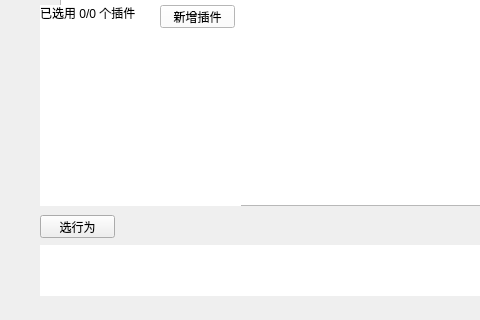
yuruotong1/autoMate, file pages/chat_page.ui: the form before one commit; both pictures show x 0 to 480 and y 358 to 678 of the 647 by 678 pixel window.
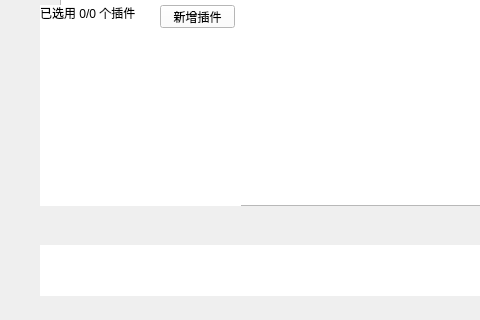
The form after the commit.

Commit message: 删除无关代码

Patch:
```diff
--- a/pages/chat_page.ui
+++ b/pages/chat_page.ui
@@ -40,19 +40,19 @@
      <string notr="true">border-radius: 30px</string>
     </property>
    </widget>
-   <widget class="QPushButton" name="select_action">
-    <property name="geometry">
-     <rect>
-      <x>40</x>
-      <y>550</y>
-      <width>75</width>
-      <height>23</height>
-     </rect>
-    </property>
-    <property name="text">
-     <string>选行为</string>
-    </property>
-   </widget>
+   <!--   <widget class="QPushButton" name="select_action">-->
+   <!--    <property name="geometry">-->
+   <!--     <rect>-->
+   <!--      <x>40</x>-->
+   <!--      <y>550</y>-->
+   <!--      <width>75</width>-->
+   <!--      <height>23</height>-->
+   <!--     </rect>-->
+   <!--    </property>-->
+   <!--    <property name="text">-->
+   <!--     <string>选行为</string>-->
+   <!--    </property>-->
+   <!--   </widget>-->
    <widget class="QWidget" name="action_widget" native="true">
     <property name="geometry">
      <rect>
```
The commit also changes 1 other file.
